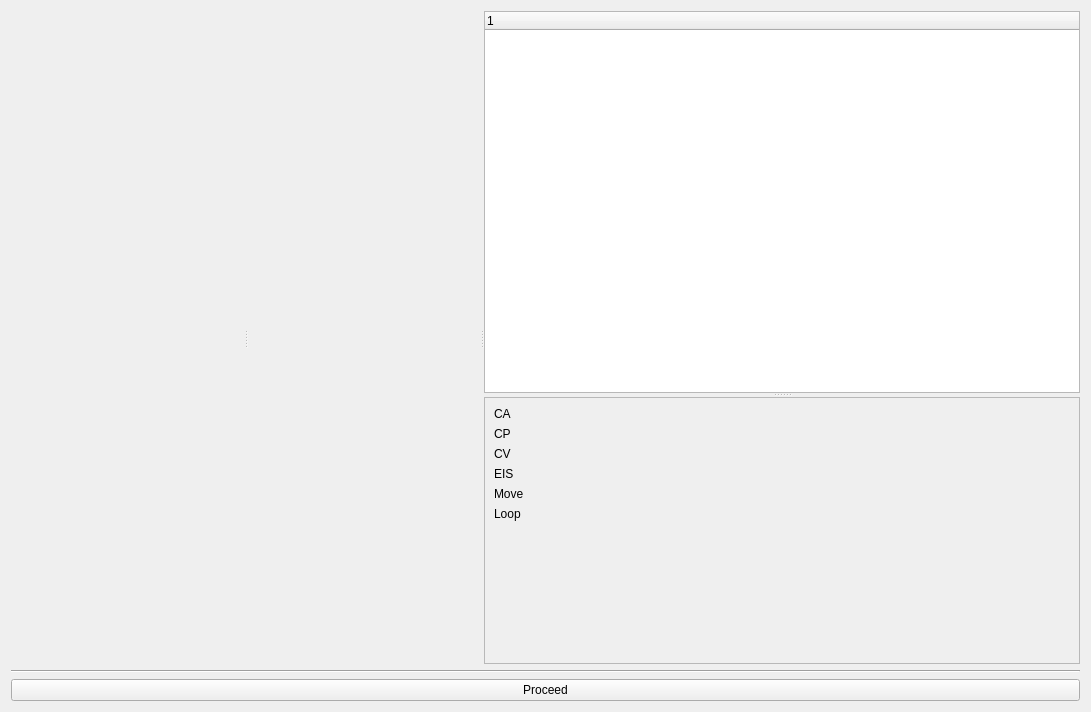
First picture: the form in qt_EC.ui, repository ChristopherYJS/ElectrochemicalOuija, before the edit.
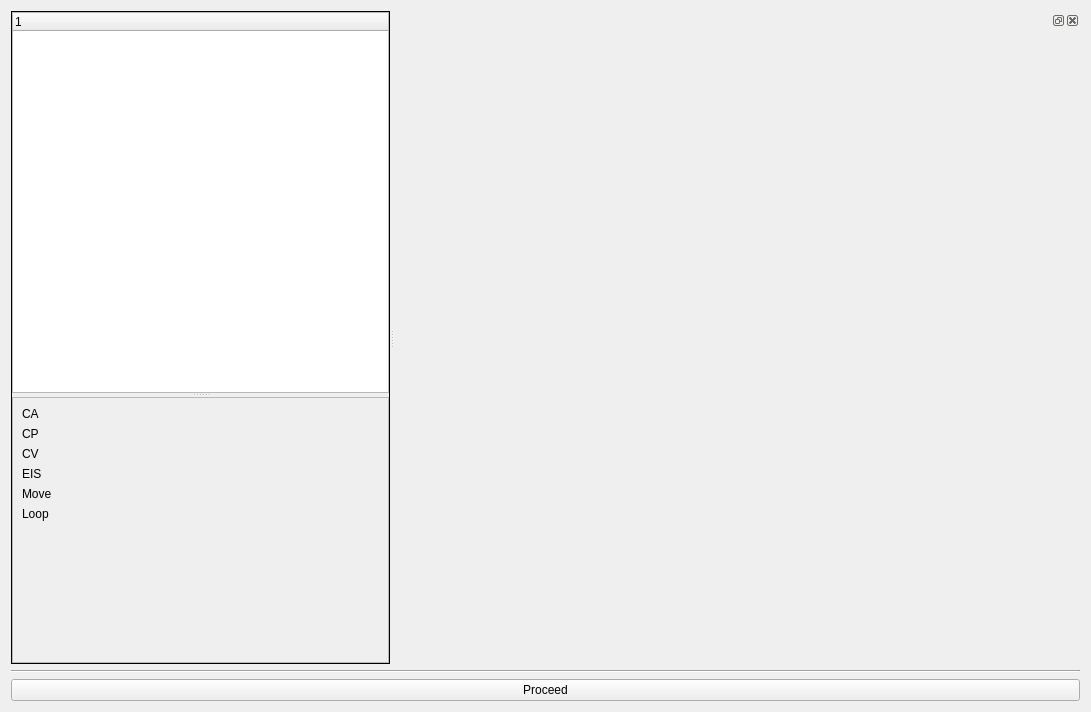
Second picture: the form after the edit.

```diff
--- a/qt_EC.ui
+++ b/qt_EC.ui
@@ -31,15 +31,16 @@
      <property name="orientation">
       <enum>Qt::Horizontal</enum>
      </property>
-     <widget class="QWidget" name="widget_2" native="true"/>
-     <widget class="QWidget" name="widget" native="true"/>
      <widget class="QSplitter" name="splitter">
       <property name="sizePolicy">
-       <sizepolicy hsizetype="Preferred" vsizetype="Preferred">
-        <horstretch>0</horstretch>
+       <sizepolicy hsizetype="Fixed" vsizetype="Preferred">
+        <horstretch>1</horstretch>
         <verstretch>0</verstretch>
        </sizepolicy>
       </property>
+      <property name="frameShape">
+       <enum>QFrame::Box</enum>
+      </property>
       <property name="orientation">
        <enum>Qt::Vertical</enum>
       </property>
@@ -71,7 +72,7 @@
          <rect>
           <x>0</x>
           <y>0</y>
-          <width>595</width>
+          <width>723</width>
           <height>126</height>
          </rect>
         </property>
@@ -134,6 +135,15 @@
        </widget>
       </widget>
      </widget>
+     <widget class="QDockWidget" name="dockWidget">
+      <property name="sizePolicy">
+       <sizepolicy hsizetype="Preferred" vsizetype="Preferred">
+        <horstretch>8</horstretch>
+        <verstretch>0</verstretch>
+       </sizepolicy>
+      </property>
+      <widget class="QWidget" name="dockWidgetContents"/>
+     </widget>
     </widget>
    </item>
    <item>
```
